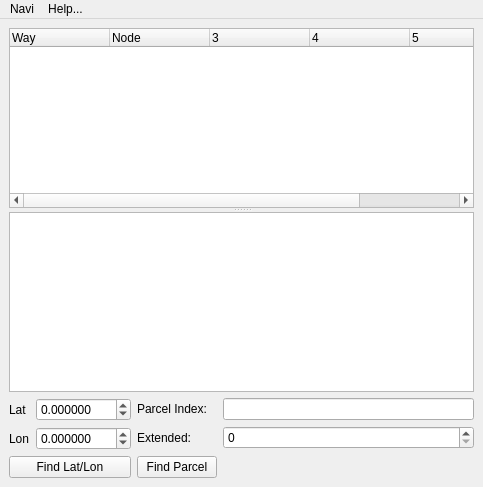
Above: ui/nvroute.ui from berndhs/navi before the change. Below: the same form after it.
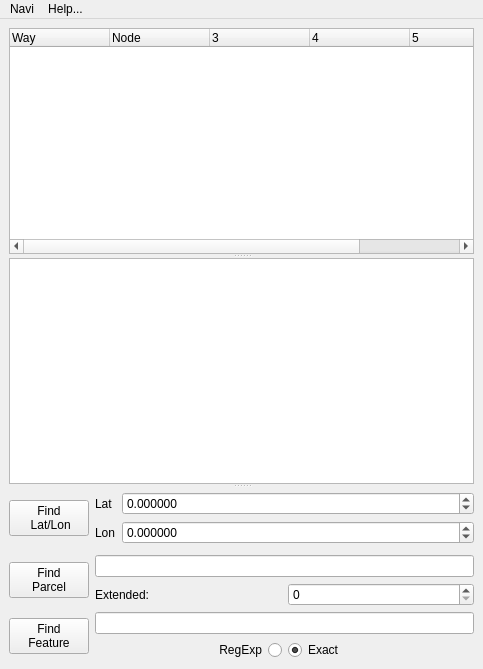
That is the form after the change. Icons and pictures are not drawn.

```diff
--- a/ui/nvroute.ui
+++ b/ui/nvroute.ui
@@ -7,7 +7,7 @@
     <x>0</x>
     <y>0</y>
     <width>483</width>
-    <height>487</height>
+    <height>669</height>
    </rect>
   </property>
   <property name="windowTitle">
@@ -18,8 +18,8 @@
     <normaloff>:/navi.png</normaloff>:/navi.png</iconset>
   </property>
   <widget class="QWidget" name="centralwidget">
-   <layout class="QGridLayout" name="gridLayout_2">
-    <item row="0" column="0" colspan="3">
+   <layout class="QGridLayout" name="gridLayout_5">
+    <item row="0" column="0">
      <widget class="QSplitter" name="splitter">
       <property name="orientation">
        <enum>Qt::Vertical</enum>
@@ -60,9 +60,23 @@
        </column>
       </widget>
       <widget class="QTextBrowser" name="logDisplay"/>
-     </widget>
-    </item>
-    <item row="1" column="0" rowspan="2">
+      <widget class="QWidget" name="layoutWidget">
+       <layout class="QGridLayout" name="gridLayout_4">
+        <item row="0" column="0">
+         <widget class="QPushButton" name="findButton">
+          <property name="sizePolicy">
+           <sizepolicy hsizetype="Fixed" vsizetype="Fixed">
+            <horstretch>0</horstretch>
+            <verstretch>0</verstretch>
+           </sizepolicy>
+          </property>
+          <property name="text">
+           <string>Find
+ Lat/Lon</string>
+          </property>
+         </widget>
+        </item>
+        <item row="0" column="1">
      <layout class="QGridLayout" name="gridLayout">
       <item row="0" column="0" rowspan="2">
        <layout class="QFormLayout" name="formLayout">
@@ -119,43 +133,95 @@
       </item>
      </layout>
     </item>
-    <item row="1" column="1">
-     <widget class="QLabel" name="label">
+       </layout>
+      </widget>
+     </widget>
+    </item>
+    <item row="1" column="0">
+     <layout class="QGridLayout" name="gridLayout_2">
+      <item row="0" column="0" rowspan="2">
+       <widget class="QPushButton" name="parcelButton">
+        <property name="sizePolicy">
+         <sizepolicy hsizetype="Fixed" vsizetype="Fixed">
+          <horstretch>0</horstretch>
+          <verstretch>0</verstretch>
+         </sizepolicy>
+        </property>
       <property name="text">
-       <string>Parcel Index:</string>
+         <string>Find
+Parcel</string>
       </property>
      </widget>
     </item>
-    <item row="1" column="2">
+      <item row="0" column="1" colspan="2">
      <widget class="QLineEdit" name="parcelEdit"/>
     </item>
-    <item row="2" column="1">
+      <item row="1" column="1">
      <widget class="QLabel" name="label_2">
       <property name="text">
        <string>Extended:</string>
       </property>
      </widget>
     </item>
-    <item row="2" column="2">
+      <item row="1" column="2">
      <widget class="QSpinBox" name="extendedSize">
       <property name="maximum">
        <number>10</number>
       </property>
      </widget>
     </item>
-    <item row="3" column="0">
-     <widget class="QPushButton" name="findButton">
+     </layout>
+    </item>
+    <item row="2" column="0">
+     <layout class="QGridLayout" name="gridLayout_3">
+      <item row="0" column="0" rowspan="2">
+       <widget class="QPushButton" name="featureButton">
+        <property name="sizePolicy">
+         <sizepolicy hsizetype="Preferred" vsizetype="Fixed">
+          <horstretch>0</horstretch>
+          <verstretch>0</verstretch>
+         </sizepolicy>
+        </property>
       <property name="text">
-       <string>Find Lat/Lon</string>
+         <string>Find
+Feature</string>
       </property>
      </widget>
     </item>
-    <item row="3" column="1">
-     <widget class="QPushButton" name="parcelButton">
+      <item row="0" column="1">
+       <widget class="QLineEdit" name="featureEdit"/>
+      </item>
+      <item row="1" column="1">
+       <layout class="QHBoxLayout" name="horizontalLayout">
+        <item>
+         <widget class="QRadioButton" name="regularCheck">
+          <property name="layoutDirection">
+           <enum>Qt::RightToLeft</enum>
+          </property>
       <property name="text">
-       <string>Find Parcel</string>
-      </property>
-     </widget>
+           <string>RegExp</string>
+          </property>
+          <attribute name="buttonGroup">
+           <string>featureGroup</string>
+          </attribute>
+         </widget>
+        </item>
+        <item>
+         <widget class="QRadioButton" name="exactCheck">
+          <property name="text">
+           <string>Exact</string>
+          </property>
+          <property name="checked">
+           <bool>true</bool>
+          </property>
+          <attribute name="buttonGroup">
+           <string>featureGroup</string>
+          </attribute>
+         </widget>
+        </item>
+       </layout>
+      </item>
+     </layout>
     </item>
    </layout>
   </widget>
```
Left out of the diff: 5 changed lines with no effect on the pictures. Lines whose indentation alone changed are shown as unchanged.
